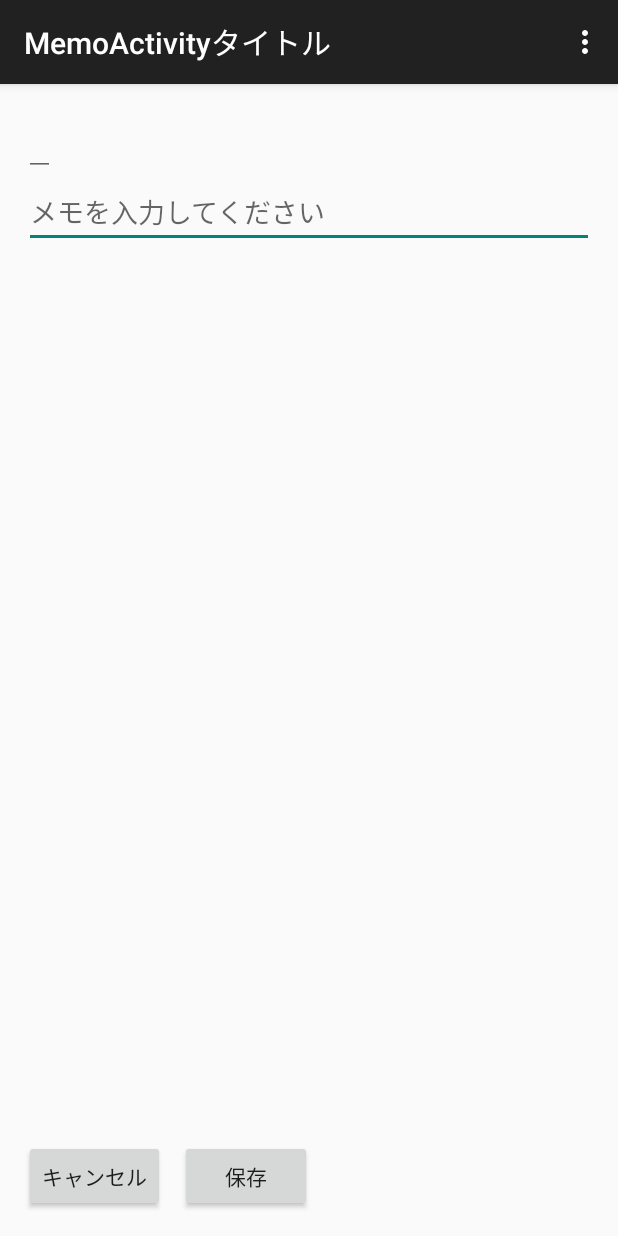
After one commit to ykatsu/TagMemo, an Android app: the MemoActivity screen opened directly, with no data from a screen before it, on a phone screen of 412 x 824 dp. The commit adds this screen. Run offline under Robolectric (Android 15) with nearby library versions, the phone set to English and light mode, and no system bars; 1 statement that could not run was skipped.

Commit message:
リストから１つ選びMemo編集画面へ移動。キャンセルで戻る

```diff
--- /dev/null
+++ b/app/src/main/java/com/e_dazi/tagmemo/MemoActivity.java
@@ -0,0 +1,67 @@
+package com.e_dazi.tagmemo;
+
+import android.support.annotation.NonNull;
+import android.support.v7.app.ActionBarActivity;
+import android.os.Bundle;
+import android.view.Menu;
+import android.view.MenuItem;
+import android.view.View;
+import android.widget.Button;
+import android.widget.TextView;
+
+
+public class MemoActivity extends ActionBarActivity {
+
+    @Override
+    protected void onCreate(Bundle savedInstanceState) {
+        super.onCreate(savedInstanceState);
+        setContentView(R.layout.activity_memo);
+
+        setTitle("MemoActivityタイトル");
+
+        String str;
+        if(( savedInstanceState == null ) || ( savedInstanceState.isEmpty()) )
+        {
+            // インテントから追加データを取り出す
+            str = getIntent().getExtras().getString( "INTENT_PARAM" );
+        }
+        else {
+            str = "";
+        }
+
+        TextView text = (TextView)findViewById(R.id.memo_title);
+        text.setText(str);
+
+        // ボタンの動作を定義する
+        // キャンセルボタン
+        Button canButton = (Button)findViewById(R.id.btnCancel);
+        canButton.setOnClickListener(new View.OnClickListener() {
+            @Override
+            public void onClick(@NonNull View v) {
+                finish();
+            }
+        });
+    }
+
+    @Override
+    public boolean onCreateOptionsMenu(Menu menu) {
+        // Inflate the menu; this adds items to the action bar if it is present.
+        getMenuInflater().inflate(R.menu.menu_memo, menu);
+        return true;
+    }
+
+    @Override
+    public boolean onOptionsItemSelected(MenuItem item) {
+        // Handle action bar item clicks here. The action bar will
+        // automatically handle clicks on the Home/Up button, so long
+        // as you specify a parent activity in AndroidManifest.xml.
+        int id = item.getItemId();
+
+        //noinspection SimplifiableIfStatement
+        if (id == R.id.action_settings) {
+            return true;
+        }
+
+        return super.onOptionsItemSelected(item);
+    }
+}
--- /dev/null
+++ b/app/src/main/res/layout/activity_memo.xml
@@ -0,0 +1,52 @@
+<RelativeLayout xmlns:android="http://schemas.android.com/apk/res/android"
+                xmlns:tools="http://schemas.android.com/tools"
+                android:layout_width="match_parent"
+                android:layout_height="match_parent"
+                android:paddingLeft="@dimen/activity_horizontal_margin"
+                android:paddingRight="@dimen/activity_horizontal_margin"
+                android:paddingTop="@dimen/activity_vertical_margin"
+                android:paddingBottom="@dimen/activity_vertical_margin"
+                tools:context="com.e_dazi.tagmemo.MemoActivity">
+
+    <EditText
+        android:id="@+id/memo_title"
+        android:layout_width="wrap_content"
+        android:layout_height="wrap_content"
+        android:layout_alignParentLeft="true"
+        android:layout_alignParentStart="true"
+        android:layout_alignParentTop="true" />
+
+    <EditText
+        android:layout_width="wrap_content"
+        android:layout_height="wrap_content"
+        android:id="@+id/Eidt_comment"
+        android:layout_below="@+id/memo_title"
+        android:layout_alignParentRight="true"
+        android:layout_alignParentEnd="true"
+        android:layout_alignParentLeft="true"
+        android:layout_alignParentStart="true"
+        android:hint="@string/memo_hint" >
+        <requestFocus />
+    </EditText>
+
+    <Button
+        android:layout_width="wrap_content"
+        android:layout_height="wrap_content"
+        android:text="@string/buttonCancel"
+        android:id="@+id/btnCancel"
+        android:layout_alignParentBottom="true"
+        android:layout_alignParentLeft="true"
+        android:layout_alignParentStart="true" />
+
+    <Button
+        android:layout_width="wrap_content"
+        android:layout_height="wrap_content"
+        android:text="@string/buttonSave"
+        android:id="@+id/btnSave"
+        android:layout_alignTop="@+id/btnCancel"
+        android:layout_toRightOf="@+id/btnCancel"
+        android:layout_toEndOf="@+id/btnCancel"
+        android:layout_marginLeft="@dimen/activity_memo_horizontal_margin"
+        android:layout_marginStart="@dimen/activity_memo_horizontal_margin"/>
+
+</RelativeLayout>
--- /dev/null
+++ b/app/src/main/res/menu/menu_memo.xml
@@ -0,0 +1,9 @@
+<menu xmlns:android="http://schemas.android.com/apk/res/android"
+      xmlns:app="http://schemas.android.com/apk/res-auto"
+      xmlns:tools="http://schemas.android.com/tools"
+      tools:context="com.e_dazi.tagmemo.MemoActivity">
+    <item android:id="@+id/action_settings"
+          android:title="@string/action_settings"
+          android:orderInCategory="100"
+          app:showAsAction="never"/>
+</menu>
--- a/app/src/main/res/values/dimens.xml
+++ b/app/src/main/res/values/dimens.xml
@@ -6,4 +6,5 @@
     <!-- Per the design guidelines, navigation drawers should be between 240dp and 320dp:
          https://developer.android.com/design/patterns/navigation-drawer.html -->
     <dimen name="navigation_drawer_width">240dp</dimen>
+    <dimen name="activity_memo_horizontal_margin">10dp</dimen>
 </resources>
--- a/app/src/main/res/values/strings.xml
+++ b/app/src/main/res/values/strings.xml
@@ -11,4 +11,9 @@
     <string name="action_example">Example action</string>
 
     <string name="action_settings">Settings</string>
+    <string name="title_activity_memo">MemoActivity</string>
+
+    <string name="memo_hint">メモを入力してください</string>
+    <string name="buttonCancel">キャンセル</string>
+    <string name="buttonSave">保存</string>
 </resources>
```
Also changed, not shown: app/src/main/AndroidManifest.xml (+6 -4 lines), app/src/main/java/com/e_dazi/tagmemo/MainActivity.java (+37 -17 lines), app/src/main/res/layout/fragment_main.xml (+8 -6 lines).
